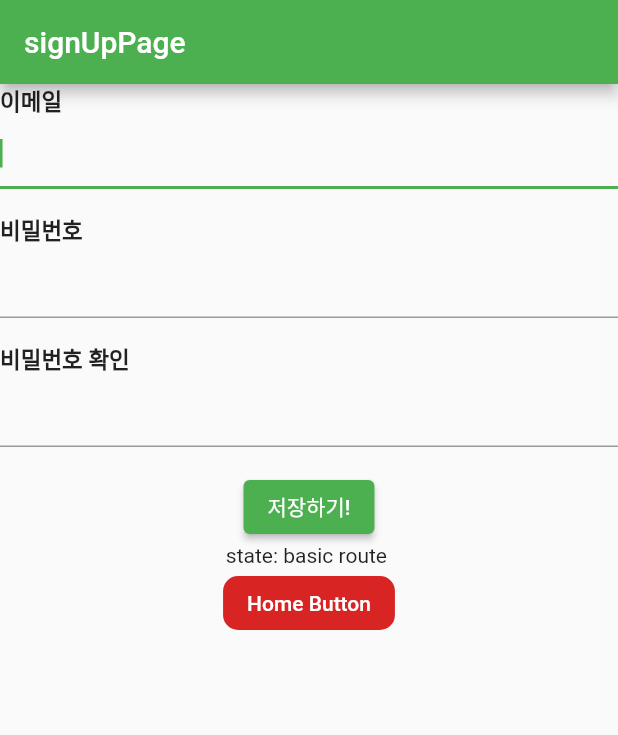
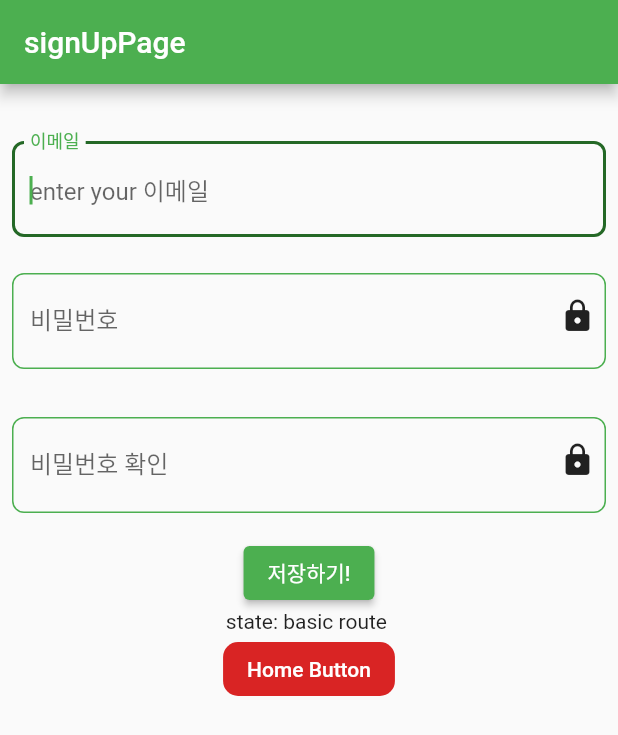
Before and after one commit to bigbany/bouncy_prototype, a Flutter app: the signUpPage screen opened by its route, on a phone screen of 412 x 824 dp. Shown: the top 735 px of the screen. Run offline on Flutter 3.47's test engine with Material 2 defaults, Android fonts, the phone set to English and light mode, and no system bars; our stand-ins replace get; missing offline and left inert: dart:ffi.

Commit message:
'04_01_2022'

```diff
--- /dev/null
+++ b/lib/components/signUpCheckButton.dart
@@ -0,0 +1,36 @@
+import 'package:flutter/material.dart';
+import 'package:flutter/cupertino.dart';
+import 'package:get/get.dart';
+
+import '../controller/signUpInformationGetxController.dart';
+
+class signUpCheckButton extends StatelessWidget {
+  final GlobalKey<FormState>? formKey2;
+
+  const signUpCheckButton({
+    Key? key,
+    @required this.formKey2,
+  }) : super(key: key);
+
+  @override
+  Widget build(BuildContext context) {
+    return ElevatedButton(
+        style: ElevatedButton.styleFrom(primary: Colors.green),
+        onPressed: () async {
+          if (formKey2!.currentState!.validate()) {
+            formKey2!.currentState!.save();
+            //formfield의 입력값을 분배하는거
+            print('formKey2의 값은 ${formKey2}');
+
+            String? email = Get.find<SignUpInformationController>().email;
+            String? password = Get.find<SignUpInformationController>().password;
+            // controller 로 부터 email을 받아온다.
+
+            // Get.find<SignUpInformationController>()
+            //     .assignEmailAndPassword(email?? 'null 이다', password?? "");
+            Get.snackbar('저장완료!', '폼 저장이 완료되었습니다!');
+          }
+        },
+        child: Text('저장하기!', style: TextStyle(color: Colors.white)));
+  }
+}
--- /dev/null
+++ b/lib/components/signUpTextFormField.dart
@@ -0,0 +1,128 @@
+import 'package:flutter/material.dart';
+import 'package:path/path.dart';
+
+// class signUp extends StatefulWidget {
+//   const signUp({ Key? key }) : super(key: key);
+
+//   @override
+//   State<signUp> createState() => _signUpState();
+// }
+
+// class _signUpState extends State<signUp> {
+//   @override
+//   Widget build(BuildContext context) {
+//     return Container(
+
+//     );
+//   }
+// }
+
+signUpTextFormField({
+  // signUpTextFormField로 만든다.
+  required String? label,
+  required FormFieldSetter? onSaved,
+  required FormFieldValidator? validator,
+  required TextInputAction? textInputAction,
+  required VoidCallback? onTapIconButton,
+  required bool? obscureOption
+}) {
+  // obscureOption 여부를 다룰 변수
+
+  // if (label == '비밀번호' || label == '비밀번호 확인') {
+  //   obscureOption = true;
+  // }
+
+
+  return Padding(
+    padding: const EdgeInsets.all(8.0),
+    child: Column(
+      children: [
+        label!.contains('비밀번호')
+            ? Stack(
+              children: <Widget>[
+                SizedBox(
+                  height: 80,
+                  child: Center(
+
+                    child: TextFormField(
+
+                      // autofocus: label == '이메일' ? true : false,
+                      decoration: InputDecoration(
+                          fillColor: Colors.white,
+                          focusedBorder: OutlineInputBorder(
+                              borderRadius: BorderRadius.circular(8),
+                              borderSide: const BorderSide(
+                                  color: Color.fromARGB(255, 36, 104, 38),
+                                  width: 2.0)),
+                          enabledBorder: OutlineInputBorder(
+                              // focused 안됬을때 style
+                              borderRadius: BorderRadius.circular(8),
+                              borderSide:
+                                  const BorderSide(color: Colors.green, width: 1.0)),
+                          labelText: label,
+                          hintText: 'enter your ${label}'),
+                      autovalidateMode: AutovalidateMode.onUserInteraction,
+                      onSaved: onSaved,
+                      validator: validator,
+                      textInputAction: textInputAction,
+                      // 키보드 밑에  아이콘? 다음 (next): done
+                      obscureText: obscureOption!,
+                    ),
+                  ),
+                ),
+                Positioned(
+                  top:12.5 ,
+                  right: -5,
+                  child: IconButton(onPressed: onTapIconButton
+                  , icon: Icon(Icons.lock)),
+                )
+              ])
+            : TextFormField(
+                autofocus: true,
+                decoration: InputDecoration(
+                    fillColor: Colors.white,
+                    focusedBorder: OutlineInputBorder(
+                        borderRadius: BorderRadius.circular(8),
+                        borderSide: const BorderSide(
+                            color: const Color.fromARGB(255, 36, 104, 38),
+                            width: 2.0)),
+                    enabledBorder: OutlineInputBorder(
+                        // focused 안됬을때 style
+                        borderRadius: BorderRadius.circular(8),
+                        borderSide:
+                            const BorderSide(color: Colors.green, width: 1.0)),
+                    labelText: label,
+                    hintText: 'enter your ${label}'),
+                autovalidateMode: AutovalidateMode.onUserInteraction,
+                onSaved: onSaved,
+                validator: validator,
+                textInputAction: textInputAction,
+                // 키보드 밑에  아이콘? 다음 (next): done
+                // obscureText: obscureOption ?? false,
+              ),
+      ],
+    ),
+  );
+}
+
+// TextFormField(
+//         autofocus: label == '이메일' ? true : false,
+//         decoration: InputDecoration(
+//             fillColor: Colors.white,
+//             focusedBorder: OutlineInputBorder(
+//                 borderRadius: BorderRadius.circular(8),
+//                 borderSide: BorderSide(
+//                     color: Color.fromARGB(255, 36, 104, 38), width: 2.0)),
+//             enabledBorder: OutlineInputBorder(
+//               // focused 안됬을때 style
+//                 borderRadius: BorderRadius.circular(8),
+//                 borderSide: BorderSide(color: Colors.green, width: 1.0)),
+//             labelText: label,
+//             hintText: 'enter your ${label}'),
+//         autovalidateMode: AutovalidateMode.onUserInteraction,
+//         onSaved: onSaved,
+//         validator: validator,
+//         textInputAction: textInputAction,
+//         // 키보드 밑에  아이콘? 다음 (next): done
+//         obscureText: obscureOption ?? false,
+//       ),
--- a/lib/main.dart
+++ b/lib/main.dart
@@ -1,6 +1,6 @@
 import 'package:flutter/material.dart';
 import 'package:flutter_application_bouncy/signInPage.dart';
-import 'package:flutter_application_bouncy/signUpAndIn/signUpPageAdditionalInfo.dart';
+import 'package:flutter_application_bouncy/signUpAndInformation/signUpPageAdditionalInfo.dart';
 import 'package:flutter_application_bouncy/signUpPage.dart';
 import 'package:flutter_application_bouncy/signedPage.dart';
 import 'package:get/get.dart';
--- a/lib/signUpPage.dart
+++ b/lib/signUpPage.dart
@@ -1,10 +1,12 @@
+import 'dart:ffi';
 import 'package:flutter/material.dart';
 import 'package:flutter/services.dart';
 import 'package:flutter/widgets.dart';
 import 'package:flutter_application_bouncy/controller/signUpInformationGetxController.dart';
 import 'package:get/get.dart';
-
 import 'components/homeButton.dart';
+import 'components/signUpCheckButton.dart';
+import 'components/signUpTextFormField.dart';
 
 class signUpPage extends StatefulWidget {
   const signUpPage({Key? key}) : super(key: key);
@@ -14,131 +16,156 @@ class signUpPage extends StatefulWidget {
 }
 
 class _signUpPageState extends State<signUpPage> {
-  final _formKey = GlobalKey<FormState>();
+  final formKey = GlobalKey<FormState>();
 // form 을 사용하기 위해서 formkey 를 설정한다 .
 
+  // final _emailFocusNode = FocusNode();
+  // final _passwordFocusNode = FocusNode();
+  // final _passwordCheckFocusNode = FocusNode();
+
   String? email;
+  String? temp_password;
   String? password;
+  bool obscureToggle = true;
+  // obscureToggle 비밀번호 여부를 확인하기 위한 booll
 
   @override
-void dispose(){
+  void initState() {
+    // _emailFocusNode.addListener(checkEmailFirebaseUser);
+    super.initState();
+  }
+
+  @override
+  void dispose() {
     print("dispose");
+    // _emailFocusNode.removeListener(checkEmailFirebaseUser);
+    // _emailFocusNode.dispose();
+    // _passwordFocusNode.dispose();
+    // _passwordCheckFocusNode.dispose();
     Get.delete<SignUpInformationController>();
     super.dispose();
   }
 
+  // void checkEmailFirebaseUser() {
+  //   if (!_emailFocusNode.hasFocus) {
+  //     setState(() {
+  //       formKey.currentState!.validate();
+
+  //       print('firebase에서 사용된 email 인지 확인합니다.');
+  //     });
+  //   }
+  // }
+// email의 focus node 가 꺼졌을때 실행 시키는 메소드
+
 // 회원가입 페이지
   @override
   Widget build(BuildContext context) {
+    print('formKey 1의 값은 ${formKey}');
+
     Get.put(SignUpInformationController());
     //put getx controller for gain sign up information
     //회원가입 정보를 모으기 위해 controller를 연다
-    // 궁금한거 controller를 다른 페이지에서도 사용할 수 있는지?
+    // 궁금한거 controller를 다른 페이지에서도 사용할 수 있는지? => get off 하지 않는한. 다른 페이지에서도 유지된다.
     String? stateCode = Get.arguments;
     // argument를 받는 부분
     return Scaffold(
         resizeToAvoidBottomInset: false,
+        // resizeToAvoideBottomInset 키보드 넘침 방지
         appBar: AppBar(
           title: Text("signUpPage"),
           automaticallyImplyLeading: false,
+          // automaticallyImplyLeading 뒤로가기 버튼 비활성화하기
         ),
         body: Center(
           child: Form(
-            key: this._formKey,
+            // autovalidateMode: AutovalidateMode.onUserInteraction,
+            key: this.formKey,
             // Center 위젯 안에 Form 위젯으로 감싼다. 이 안에서는 form을 이용할 수 있다.
             child: Column(children: [
-              // renderTextFormField(
-              //     label: '이름',
-              //     type: '',
-              //     onSaved: (val) {},
-              //     validator: (val) {
-              //       return null;
-              //     }),
-              renderTextFormField(
+              SizedBox(height: 30),
+              signUpTextFormField(
                 label: '이메일',
+                obscureOption: null,
+                textInputAction: TextInputAction.next,
+                onTapIconButton: () {},
                 onSaved: (val) {
-                  setState((){
-                    this.email= val;
+                  setState(() {
+                    this.email = val;
+                    Get.find<SignUpInformationController>().assignEmail(email!);
                   });
                 },
                 validator: (val) {
+                  if (val.length < 1) {
+                    return ' 이메일 입력바람';
+                  }
+                  if (!RegExp(
+                          r'^(([^<>()[\]\\.,;:\s@\"]+(\.[^<>()[\]\\.,;:\s@\"]+)*)|(\".+\"))@((\[[0-9]{1,3}\.[0-9]{1,3}\.[0-9]{1,3}\.[0-9]{1,3}\])|(([a-zA-Z\-0-9]+\.)+[a-zA-Z]{2,}))$')
+                      .hasMatch(val)) {
+                    return '잘못된 이메일 형식입니다.';
+                  }
                   return null;
                 },
               ),
-              renderTextFormField(
+              signUpTextFormField(
                 label: '비밀번호',
+                obscureOption: obscureToggle,
+                onTapIconButton: () {
+                  setState(() {
+                    obscureToggle = !obscureToggle;
+                  });
+                },
+                textInputAction: TextInputAction.next,
                 onSaved: (val) {
-                  setState((){
-                    this.password= val;
+                  obscureToggle = !obscureToggle;
+                },
+                validator: (val) {
+                  if (val.length < 1) {
+                    return '비밀번호는 필수사항입니다.';
+                  }
+                  if (!RegExp(
+                          r'^(?=.*[A-Za-z])(?=.*\d)(?=.*[$@$!%*#?~^<>,.&+=])[A-Za-z\d$@$!%*#?~^<>,.&+=]{8,15}$')
+                      .hasMatch(val)) {
+                    return '특수문자, 대소문자, 숫자 포함 8자 이상 15자 이내로 입력하세요..';
+                  } else {
+                    this.temp_password = val;
+                    print("temp_password는 ${temp_password}");
+                  }
+                  return null;
+                },
+              ),
+              signUpTextFormField(
+                label: '비밀번호 확인',
+                obscureOption: obscureToggle,
+                onTapIconButton: () {
+                  setState(() {
+                    obscureToggle = !obscureToggle;
+                  });
+                },
+                textInputAction: TextInputAction.done,
+                onSaved: (val) {
+                  setState(() {
+                    this.password = val;
+                    Get.find<SignUpInformationController>()
+                        .assignPassword(password!);
                   });
                 },
                 validator: (val) {
-                  return null;
+                  if (temp_password == null) {
+                    return '비밀번호를 먼저 입력하세요';
+                  }
+
+                  if (val != temp_password) {
+                    return '입력한 비밀번호와 다릅니다.';
+                  }
                 },
               ),
-              renderTextFormField(
-                label: '비밀번호 확인',
-                onSaved: (val) {},
-                validator: (val) {
-                  return null;
-                },
+              signUpCheckButton(
+                formKey2: formKey,
               ),
-              renderButton(),
               Text("state: ${stateCode ?? 'basic route'} "),
               homeButton(callfrom: "signUpPage")
             ]),
           ),
         ));
   }
-
-  renderButton() {
-    return ElevatedButton(
-        style: ElevatedButton.styleFrom(primary: Colors.green),
-        onPressed: () async {
-          if (_formKey.currentState!.validate()) {
-            _formKey.currentState!.save();
-            //formfield의 입력값을 분배하는거
-
-             Get.find<SignUpInformationController>().assignEmailAndPassword(email!,password!);
-            Get.snackbar('저장완료!', '폼 저장이 완료되었습니다!');
-            Get.toNamed("/signUpPage_2");
 }
-
-        },
-        child: Text('저장하기!', style: TextStyle(color: Colors.white)));
-  }
-}
-
-renderTextFormField(
-    {
-    // renderTextFormField로 만든다.
-    required String? label,
-    required FormFieldSetter? onSaved,
-    required FormFieldValidator? validator,
-  }) {
-  return Column(
-    children: [
-      Row(
-        children: [
-          Text(
-            label!,
-            style: TextStyle(
-              fontSize: 15.0,
-              fontWeight: FontWeight.w700,
-            ),
-          ),
-        ],
-      ),
-      TextFormField(
-        autofocus: true,
-        // autofocus 페이지로 들어오자마자 활성화하기
-        onSaved: onSaved,
-        validator: validator,
-        obscureText: label == '비밀번호' ? true : false,
-        textInputAction: TextInputAction.next,
-        keyboardType: label == '체중' ? TextInputType.number : TextInputType.text
-      ),
-      Container(height: 16.0)
-    ],
-  );
-}
```
Also changed, not shown: lib/controller/signUpInformationGetxController.dart (+26 -21 lines), lib/signUpAndInformation/signUpPageAdditionalInfo.dart (renamed from lib/signUpAndIn/signUpPageAdditionalInfo.dart, +8 -6 lines). Lines whose indentation alone changed are shown as unchanged.
